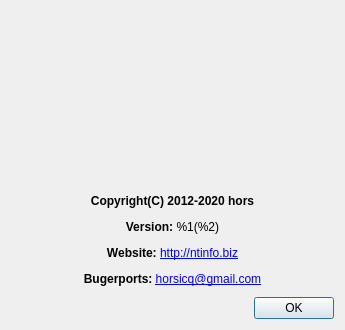
Before: the Qt Designer form gui_source/dialogabout.ui in horsicq/PDBRipper, drawn with Qt 5.
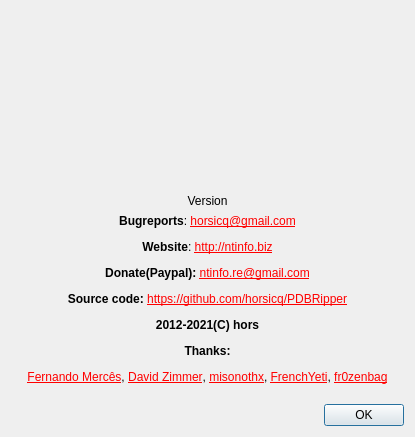
After: the same form once the commit is applied. Icons and pictures are not drawn.

The edit to the form file:
```diff
--- a/gui_source/dialogabout.ui
+++ b/gui_source/dialogabout.ui
@@ -9,8 +9,8 @@
    <rect>
     <x>0</x>
     <y>0</y>
-    <width>345</width>
-    <height>330</height>
+    <width>415</width>
+    <height>437</height>
    </rect>
   </property>
   <property name="windowTitle">
@@ -51,10 +51,20 @@
      </property>
     </widget>
    </item>
+   <item>
+    <widget class="QLabel" name="labelVersion">
+     <property name="text">
+      <string>Version</string>
+     </property>
+     <property name="alignment">
+      <set>Qt::AlignCenter</set>
+     </property>
+    </widget>
+   </item>
    <item>
     <widget class="QLabel" name="labelInfo">
      <property name="text">
-      <string>&lt;html&gt;&lt;head/&gt;&lt;body&gt;&lt;p align=&quot;center&quot;&gt;&lt;span style=&quot; font-weight:600;&quot;&gt;Copyright(C) 2012-2020 hors&lt;/span&gt;&lt;/p&gt;&lt;p align=&quot;center&quot;&gt;&lt;span style=&quot; font-weight:600;&quot;&gt;Version: &lt;/span&gt;%1(%2)&lt;/p&gt;&lt;p align=&quot;center&quot;&gt;&lt;span style=&quot; font-weight:600;&quot;&gt;Website: &lt;/span&gt;&lt;a href=&quot;http://ntinfo.biz&quot;&gt;&lt;span style=&quot; text-decoration: underline; color:#0000ff;&quot;&gt;http://ntinfo.biz&lt;/span&gt;&lt;/a&gt;&lt;/p&gt;&lt;p align=&quot;center&quot;&gt;&lt;span style=&quot; font-weight:600;&quot;&gt;Bugerports: &lt;/span&gt;&lt;a href=&quot;mailto:horsicq@gmail.com&quot;&gt;&lt;span style=&quot; text-decoration: underline; color:#0000ff;&quot;&gt;horsicq@gmail.com&lt;/span&gt;&lt;/a&gt;&lt;/p&gt;&lt;/body&gt;&lt;/html&gt;</string>
+      <string>&lt;html&gt;&lt;head/&gt;&lt;body&gt;&lt;p align=&quot;center&quot;&gt;&lt;span style=&quot; font-weight:600;&quot;&gt;Bugreports&lt;/span&gt;: &lt;a href=&quot;mailto:horsicq@gmail.com&quot;&gt;&lt;span style=&quot; text-decoration: underline; color:#ff0000;&quot;&gt;horsicq@gmail.com&lt;/span&gt;&lt;/a&gt;&lt;/p&gt;&lt;p align=&quot;center&quot;&gt;&lt;span style=&quot; font-weight:600;&quot;&gt;Website&lt;/span&gt;: &lt;a href=&quot;http://ntinfo.biz&quot;&gt;&lt;span style=&quot; text-decoration: underline; color:#ff0000;&quot;&gt;http://ntinfo.biz&lt;/span&gt;&lt;/a&gt;&lt;/p&gt;&lt;p align=&quot;center&quot;&gt;&lt;span style=&quot; font-weight:600;&quot;&gt;Donate(Paypal): &lt;/span&gt;&lt;a href=&quot;mailto:ntinfo.re@gmail.com&quot;&gt;&lt;span style=&quot; text-decoration: underline; color:#ff0000;&quot;&gt;ntinfo.re@gmail.com&lt;/span&gt;&lt;/a&gt;&lt;/p&gt;&lt;p align=&quot;center&quot;&gt;&lt;span style=&quot; font-weight:600;&quot;&gt;Source code: &lt;/span&gt;&lt;a href=&quot;https://github.com/horsicq/PDBRipper&quot;&gt;&lt;span style=&quot; text-decoration: underline; color:#ff0000;&quot;&gt;https://github.com/horsicq/PDBRipper&lt;/span&gt;&lt;/a&gt;&lt;/p&gt;&lt;p align=&quot;center&quot;&gt;&lt;span style=&quot; font-weight:600;&quot;&gt;2012-2021(C) hors&lt;/span&gt;&lt;/p&gt;&lt;p align=&quot;center&quot;&gt;&lt;span style=&quot; font-weight:600;&quot;&gt;Thanks:&lt;/span&gt;&lt;/p&gt;&lt;p align=&quot;center&quot;&gt;&lt;a href=&quot;https://www.mentebinaria.com.br/&quot;&gt;&lt;span style=&quot; text-decoration: underline; color:#ff0000;&quot;&gt;Fernando Mercês&lt;/span&gt;&lt;/a&gt;, &lt;a href=&quot;http://sandsprite.com/&quot;&gt;&lt;span style=&quot; text-decoration: underline; color:#ff0000;&quot;&gt;David Zimmer&lt;/span&gt;&lt;/a&gt;, &lt;a href=&quot;https://github.com/miso-xyz&quot;&gt;&lt;span style=&quot; text-decoration: underline; color:#ff0000;&quot;&gt;misonothx&lt;/span&gt;&lt;/a&gt;, &lt;a href=&quot;https://twitter.com/frenchyeti&quot;&gt;&lt;span style=&quot; text-decoration: underline; color:#ff0000;&quot;&gt;FrenchYeti&lt;/span&gt;&lt;/a&gt;, &lt;a href=&quot;https://github.com/fr0zenbag&quot;&gt;&lt;span style=&quot; text-decoration: underline; color:#ff0000;&quot;&gt;fr0zenbag&lt;/span&gt;&lt;/a&gt;&lt;/p&gt;&lt;/body&gt;&lt;/html&gt;</string>
      </property>
      <property name="openExternalLinks">
       <bool>true</bool>
```
Left out of the diff: 7 changed lines with no effect on the pictures.
